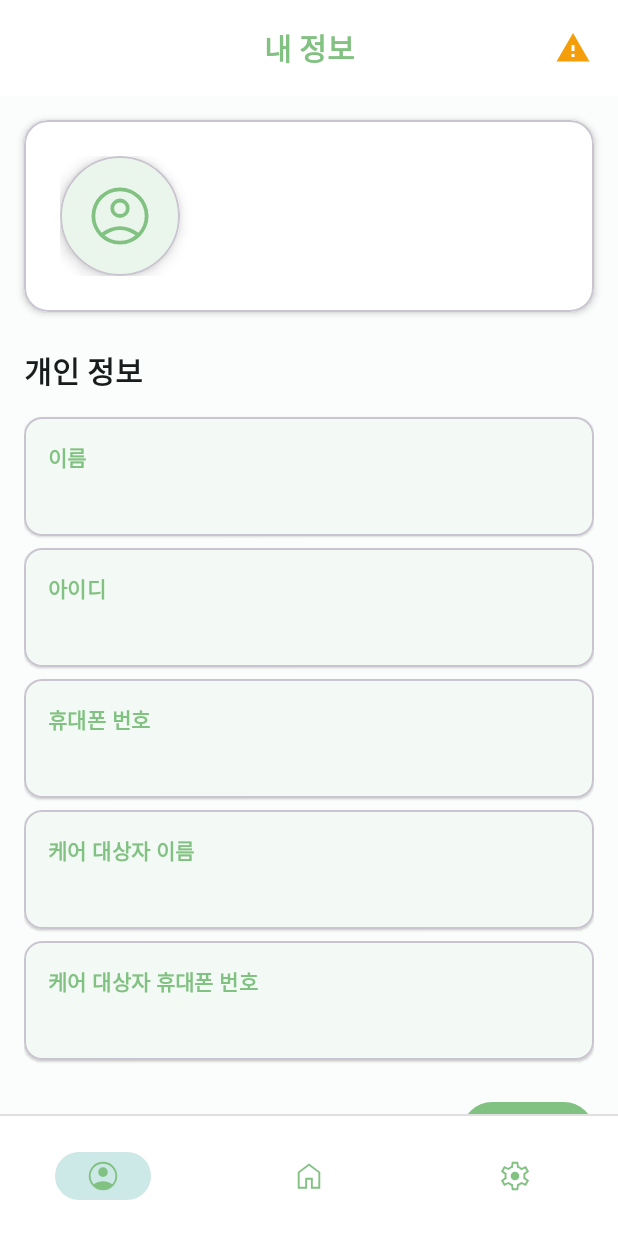
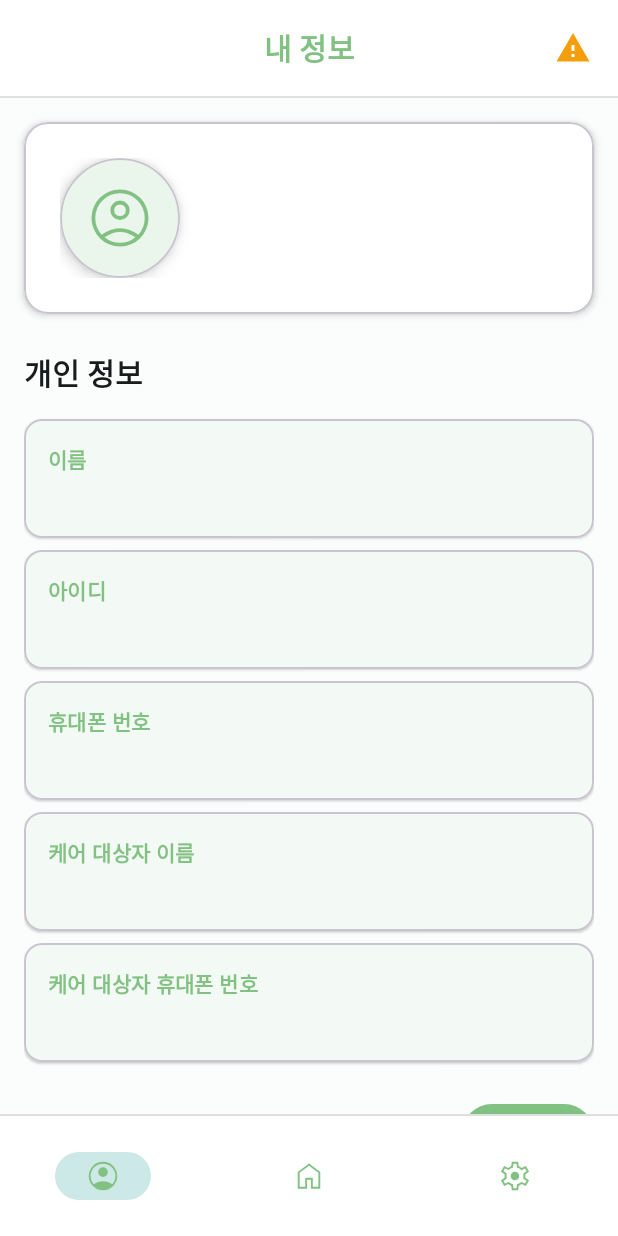
Before and after one commit to Sungjincc/Pillcare, an Android app built with Jetpack Compose: the MainActivity screen opened directly, with no data from a screen before it, after a tap on "알람 이미지 버튼입니다", on a phone screen of 412 x 824 dp. Run offline under Robolectric (Android 15) with nearby library versions, the phone set to English and light mode, and no system bars.

Commit message:
Design: 상단바 구분선 추가
상단바 아래에 구분선을 추가하여 UI의 시각적 계층 구조를 개선

```diff
--- a/app/src/main/res/layout/activity_main.xml
+++ b/app/src/main/res/layout/activity_main.xml
@@ -85,12 +85,22 @@
 
     </com.google.android.material.appbar.MaterialToolbar>
 
+    <!-- 상단바 구분선 추가 -->
+    <View
+        android:id="@+id/topToolBarDivider"
+        android:layout_width="0dp"
+        android:layout_height="1dp"
+        android:background="#E0E0E0"
+        app:layout_constraintTop_toBottomOf="@id/topToolBar"
+        app:layout_constraintStart_toStartOf="parent"
+        app:layout_constraintEnd_toEndOf="parent"/>
+
     <FrameLayout
         android:id="@+id/mainContainer"
         android:layout_width="match_parent"
         android:layout_height="0dp"
         android:background="@color/background_color"
-        app:layout_constraintTop_toBottomOf="@+id/topToolBar"
+        app:layout_constraintTop_toBottomOf="@+id/topToolBarDivider"
         app:layout_constraintBottom_toTopOf="@+id/bottomNavigationView"
         app:layout_constraintStart_toStartOf="parent"
         app:layout_constraintEnd_toEndOf="parent" />
```
